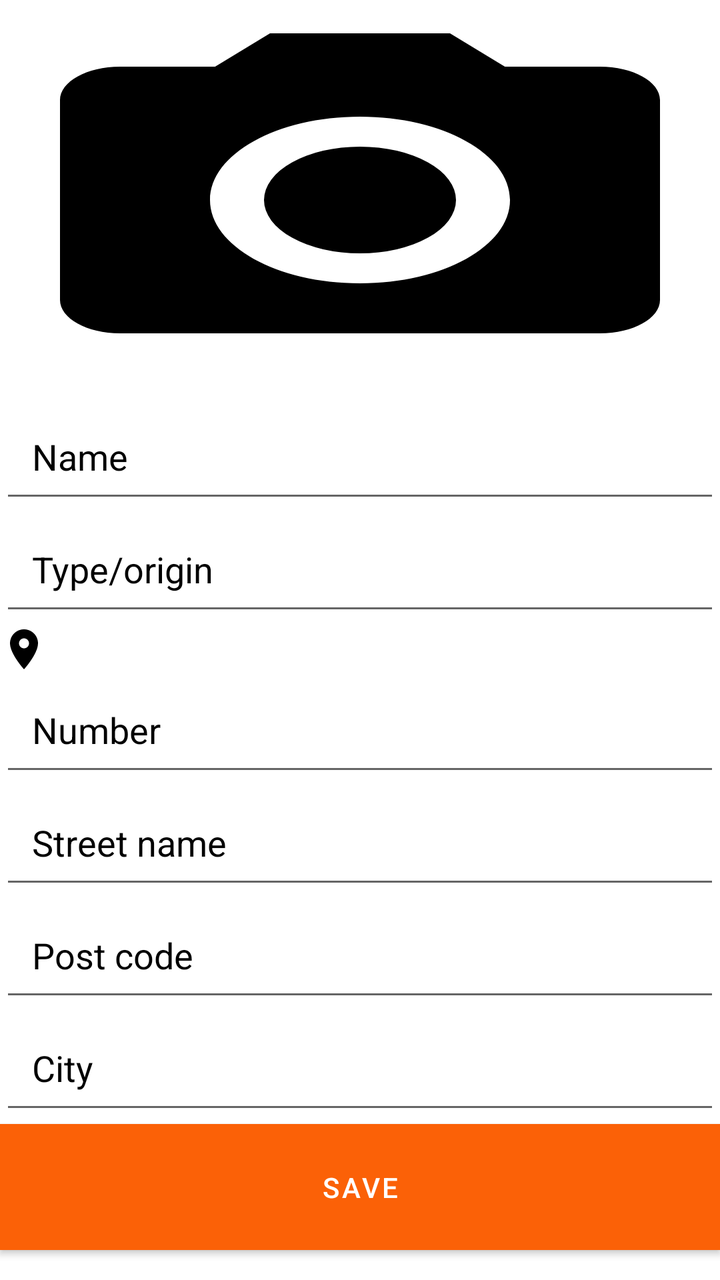
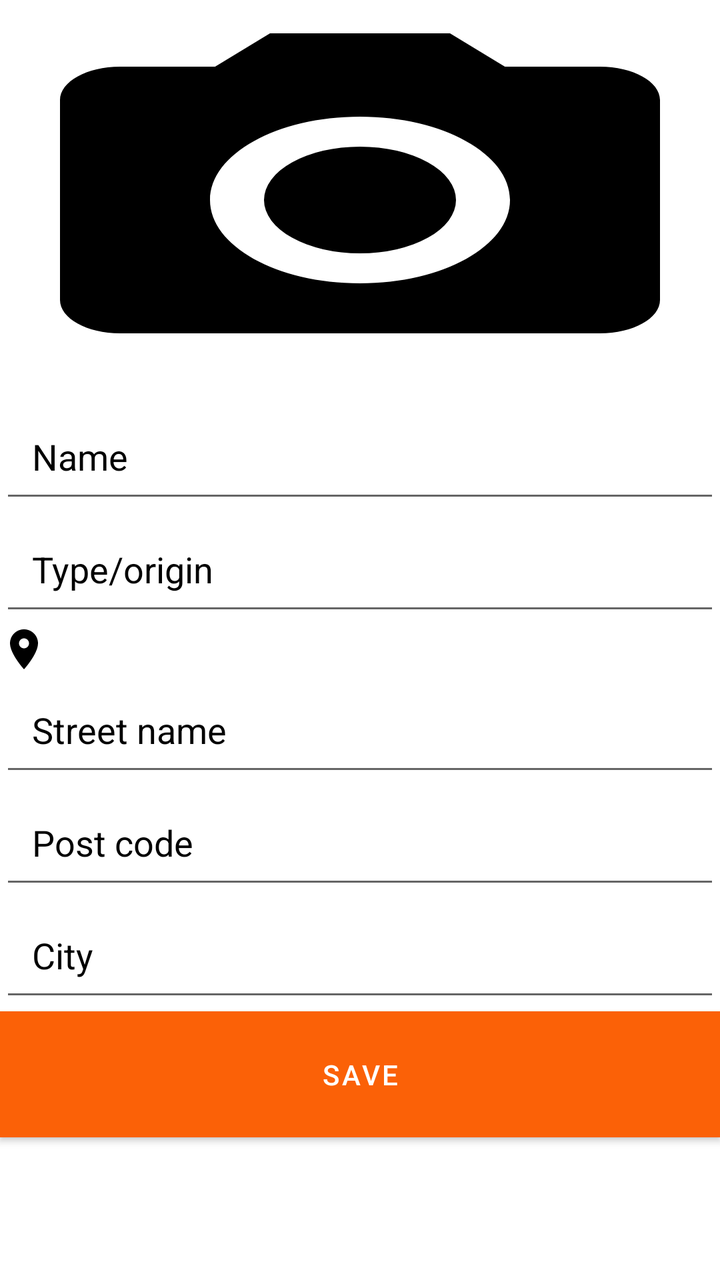

Two renders of the same Android screen: before a commit and after it. Below are the layout's source before the change and the commit's diff.
<!-- AndroidManifest.xml: application theme Theme.MyGoodAddresses -->
<!-- res/layout/activity_add_restaurant.xml -->
<?xml version="1.0" encoding="utf-8"?>
<RelativeLayout xmlns:android="http://schemas.android.com/apk/res/android"
    android:layout_width="match_parent"
    android:layout_height="match_parent"
    xmlns:app="http://schemas.android.com/apk/res-auto">

    <ImageView
        android:id="@+id/restaurant_image"
        android:background="@drawable/baseline_camera_alt_24"
        android:layout_width="match_parent"
        android:layout_height="200dp"
        android:scaleType="centerCrop" />

    <EditText
        android:id="@+id/restaurant_name"
        android:layout_width="match_parent"
        android:layout_height="wrap_content"
        android:layout_below="@id/restaurant_image"
        android:hint="Name"
        android:padding="16dp"
        android:textColorHint="@color/black" />

    <EditText
        android:id="@+id/restaurant_type"
        android:layout_width="match_parent"
        android:layout_height="wrap_content"
        android:layout_below="@id/restaurant_name"
        android:hint="@string/type"
        android:padding="16dp"
        android:textColorHint="@color/black" />

    <ImageView
        android:id="@+id/use_location_icon"
        android:layout_width="wrap_content"
        android:layout_height="wrap_content"
        android:layout_below="@+id/restaurant_type"
        android:layout_weight="1"
        app:srcCompat="@drawable/baseline_location_on_24"/>

    <EditText
        android:id="@+id/restaurant_street_number"
        android:layout_width="match_parent"
        android:layout_height="wrap_content"
        android:layout_below="@id/use_location_icon"
        android:hint="@string/number"
        android:padding="16dp"
        android:textColorHint="@color/black" />

    <EditText
        android:id="@+id/restaurant_street_name"
        android:layout_width="match_parent"
        android:layout_height="wrap_content"
        android:layout_below="@id/restaurant_street_number"
        android:hint="@string/street"
        android:padding="16dp"
        android:textColorHint="@color/black" />

    <EditText
        android:id="@+id/restaurant_post_code"
        android:layout_width="match_parent"
        android:layout_height="wrap_content"
        android:layout_below="@id/restaurant_street_name"
        android:hint="@string/post_code"
        android:padding="16dp"
        android:textColorHint="@color/black" />

    <EditText
        android:id="@+id/restaurant_city"
        android:layout_width="match_parent"
        android:layout_height="wrap_content"
        android:layout_below="@id/restaurant_post_code"
        android:hint="@string/city"
        android:padding="16dp"
        android:textColorHint="@color/black" />

    <Button
        android:id="@+id/save_button"
        android:layout_width="match_parent"
        android:layout_height="wrap_content"
        android:layout_below="@id/restaurant_city"
        android:text="Save"
        android:textColor="@color/white"
        android:background="@color/black"
        android:padding="16dp" />
</RelativeLayout>
<!-- resources referenced by this layout -->
<resources>
  <color name="black">#FF000000</color>
  <color name="white">#FFFFFFFF</color>
  <!-- drawable baseline_camera_alt_24 (drawable) -->
  <vector android:height="24dp" android:tint="#000000"
      android:viewportHeight="24" android:viewportWidth="24"
      android:width="24dp" xmlns:android="http://schemas.android.com/apk/res/android">
      <path android:fillColor="@android:color/white" android:pathData="M12,12m-3.2,0a3.2,3.2 0,1 1,6.4 0a3.2,3.2 0,1 1,-6.4 0"/>
      <path android:fillColor="@android:color/white" android:pathData="M9,2L7.17,4L4,4c-1.1,0 -2,0.9 -2,2v12c0,1.1 0.9,2 2,2h16c1.1,0 2,-0.9 2,-2L22,6c0,-1.1 -0.9,-2 -2,-2h-3.17L15,2L9,2zM12,17c-2.76,0 -5,-2.24 -5,-5s2.24,-5 5,-5 5,2.24 5,5 -2.24,5 -5,5z"/>
  </vector>
  <!-- drawable baseline_location_on_24 (drawable) -->
  <vector android:height="24dp" android:tint="#000000"
      android:viewportHeight="24" android:viewportWidth="24"
      android:width="24dp" xmlns:android="http://schemas.android.com/apk/res/android">
      <path android:fillColor="@android:color/white" android:pathData="M12,2C8.13,2 5,5.13 5,9c0,5.25 7,13 7,13s7,-7.75 7,-13c0,-3.87 -3.13,-7 -7,-7zM12,11.5c-1.38,0 -2.5,-1.12 -2.5,-2.5s1.12,-2.5 2.5,-2.5 2.5,1.12 2.5,2.5 -1.12,2.5 -2.5,2.5z"/>
  </vector>
  <string name="city">City</string>
  <string name="number">Number</string>
  <string name="post_code">Post code</string>
  <string name="street">Street name</string>
  <string name="type">Type/origin</string>
  <style name="Theme.MyGoodAddresses" parent="Theme.MaterialComponents.DayNight.DarkActionBar">
          
          <item name="colorPrimary">@color/orange</item>
          <item name="colorPrimaryVariant">@color/citrine</item>
          <item name="colorOnPrimary">@color/white</item>
          
          <item name="colorSecondary">@color/citrine</item>
          <item name="colorSecondaryVariant">@color/xanthous</item>
          <item name="colorOnSecondary">@color/black</item>
          
          <item name="android:statusBarColor">?attr/colorPrimaryVariant</item>
          
      </style>
  <color name="orange">#FFFB6107</color>
  <color name="citrine">#FFF3DE2C</color>
  <color name="xanthous">#FFFBB02D</color>
</resources>

<!-- the commit's change to res/layout/activity_add_restaurant.xml (unified diff, before → after) -->
@@ -38,19 +38,10 @@
         app:srcCompat="@drawable/baseline_location_on_24"/>
 
     <EditText
-        android:id="@+id/restaurant_street_number"
+        android:id="@+id/restaurant_address_line"
         android:layout_width="match_parent"
         android:layout_height="wrap_content"
         android:layout_below="@id/use_location_icon"
-        android:hint="@string/number"
-        android:padding="16dp"
-        android:textColorHint="@color/black" />
-
-    <EditText
-        android:id="@+id/restaurant_street_name"
-        android:layout_width="match_parent"
-        android:layout_height="wrap_content"
-        android:layout_below="@id/restaurant_street_number"
         android:hint="@string/street"
         android:padding="16dp"
         android:textColorHint="@color/black" />
@@ -59,7 +50,7 @@
         android:id="@+id/restaurant_post_code"
         android:layout_width="match_parent"
         android:layout_height="wrap_content"
-        android:layout_below="@id/restaurant_street_name"
+        android:layout_below="@id/restaurant_address_line"
         android:hint="@string/post_code"
         android:padding="16dp"
         android:textColorHint="@color/black" />
<!-- resource entries referenced after the edit -->
@@ -16,7 +16,6 @@
       <path android:fillColor="@android:color/white" android:pathData="M12,2C8.13,2 5,5.13 5,9c0,5.25 7,13 7,13s7,-7.75 7,-13c0,-3.87 -3.13,-7 -7,-7zM12,11.5c-1.38,0 -2.5,-1.12 -2.5,-2.5s1.12,-2.5 2.5,-2.5 2.5,1.12 2.5,2.5 -1.12,2.5 -2.5,2.5z"/>
   </vector>
   <string name="city">City</string>
-  <string name="number">Number</string>
   <string name="post_code">Post code</string>
   <string name="street">Street name</string>
   <string name="type">Type/origin</string>
